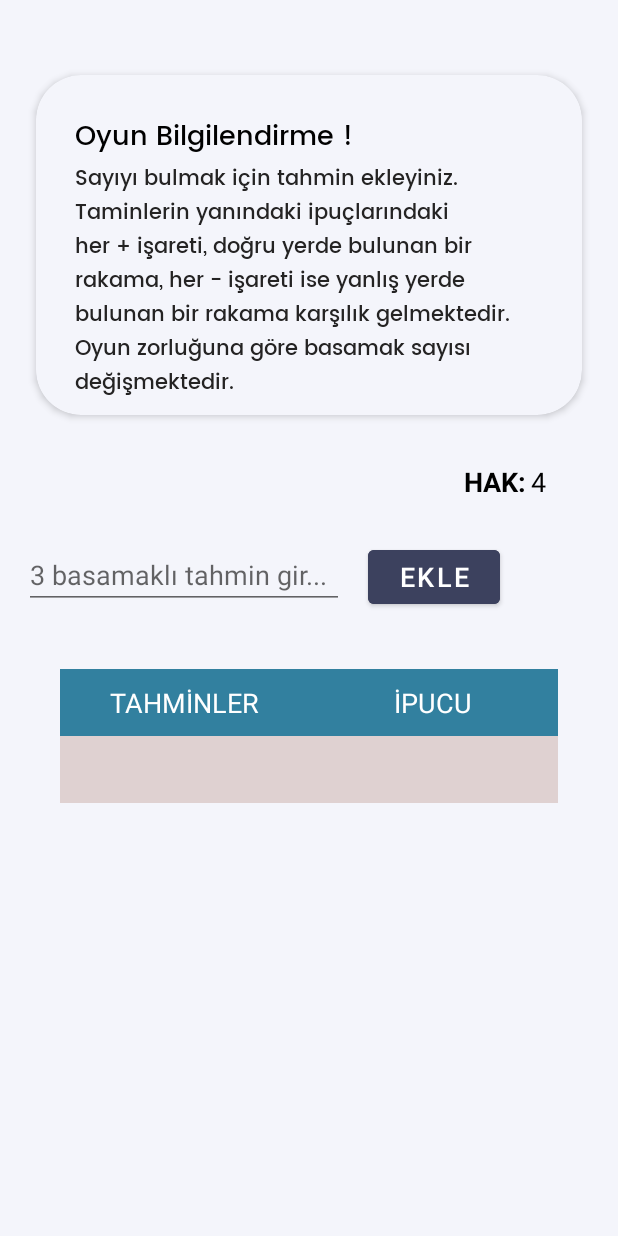
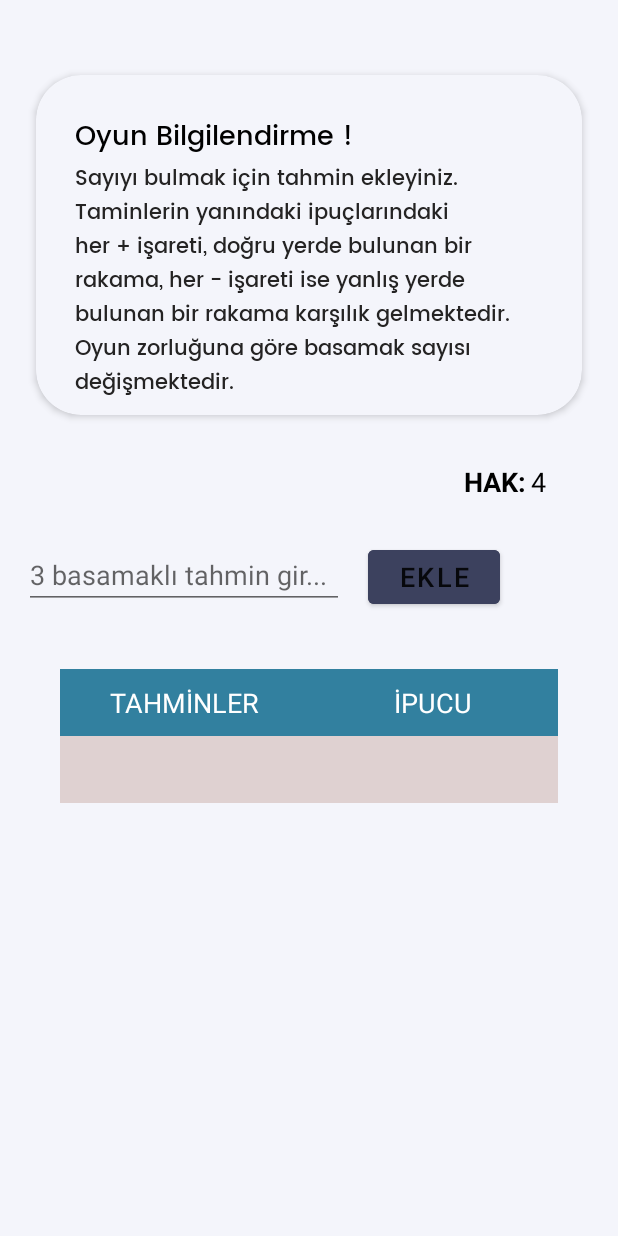
Before and after one commit to hilaltokgoz/IntellegenceGames, an Android app: the GuessTheNumberGameFragment screen opened through its navigation route, after a tap on "Kolay", on a phone screen of 412 x 824 dp. Run offline under Robolectric (Android 15) with nearby library versions, the light colour scheme and no system bars; our stand-ins replace navigation-ui; Roboto replaces fonts that are not available here.

Commit message:
kelime tahmin oyunu güncellendi

```diff
--- a/app/src/main/res/layout/fragment_guess_the_number_game.xml
+++ b/app/src/main/res/layout/fragment_guess_the_number_game.xml
@@ -8,19 +8,6 @@
     android:layout_height="match_parent"
     tools:context=".view.GuessTheNumberGameFragment">
 
-<!--    <TextView
-        android:id="@+id/title_text"
-        android:layout_width="0dp"
-        android:layout_height="wrap_content"
-        android:layout_marginTop="20dp"
-        android:fontFamily="@font/poppins_medium"
-        android:text="Sayı Tahmin Oyunu"
-        android:textAlignment="center"
-        android:textColor="@color/blue"
-        android:textSize="@dimen/top_label_size"
-        app:layout_constraintLeft_toLeftOf="parent"
-        app:layout_constraintRight_toRightOf="parent"
-        app:layout_constraintTop_toTopOf="parent" />-->
 
     <androidx.cardview.widget.CardView
         android:id="@+id/gameSettingCardView"
@@ -118,6 +105,7 @@
         android:layout_marginStart="16dp"
         android:layout_marginTop="84dp"
         android:text="EKLE"
+        android:textColor="?android:textColorPrimary"
         android:backgroundTint="@color/laci"
         android:textSize="18sp"
         app:layout_constraintStart_toEndOf="@+id/guessNumberText"
@@ -167,7 +155,7 @@
                 android:layout_weight="4"
                 android:gravity="center_horizontal"
                 android:padding="10sp"
-                android:textColor="@color/white"
+                android:textColor="?android:textColorPrimary"
                 android:textSize="18sp"
                 tools:text="@string/guess1"></TextView>
 
@@ -178,7 +166,7 @@
                 android:layout_weight="4"
                 android:gravity="center_horizontal"
                 android:padding="10sp"
-                android:textColor="@color/white"
+                android:textColor="?android:textColorPrimary"
                 android:textSize="18sp"
                 tools:text="@string/hint1"></TextView>
         </TableRow>
--- a/app/src/main/res/values-night/themes.xml
+++ b/app/src/main/res/values-night/themes.xml
@@ -10,6 +10,7 @@
         <item name="colorSecondaryVariant">@color/teal_200</item>
         <item name="colorOnSecondary">@color/light_blue</item>
         <item name="textColorPrimary">@android:color/white</item>
+        <item name="buttonTextColorPrimary">@color/white</item>
         <!-- Status bar color. -->
         <item name="android:statusBarColor" tools:targetApi="l">@color/gray</item>
         <!-- Customize your theme here. -->
--- a/app/src/main/res/values/attrs.xml
+++ b/app/src/main/res/values/attrs.xml
@@ -2,5 +2,7 @@
 <resources>
     <declare-styleable name="CustomTextView">
         <attr name="textColorPrimary" format="reference|color" />
+        <attr name="buttonTextColorPrimary" format="reference|color" />
+
     </declare-styleable>
 </resources>
--- a/app/src/main/res/values/themes.xml
+++ b/app/src/main/res/values/themes.xml
@@ -7,6 +7,7 @@
         <item name="colorPrimaryVariant">@color/purple_700</item>
         <item name="colorOnPrimary">@color/white</item>
         <item name="textColorPrimary">@color/laci</item>
+        <item name="buttonTextColorPrimary">@color/white</item>
         <!-- Secondary brand color. -->
         <item name="colorSecondary">@color/teal_200</item>
         <item name="colorSecondaryVariant">@color/teal_700</item>
```
